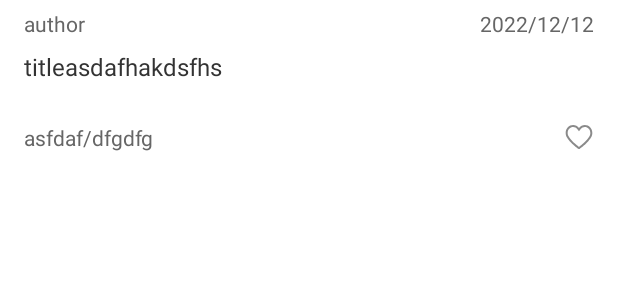
After one commit to ruichaoqun/yueyue, an Android app: the layout item_system_article.xml on its own in the app's theme, with its tools: preview values and no code run, on a phone screen of 412 x 824 dp. The commit adds this screen. Shown: the top 300 px of the screen. Run offline under Robolectric (Android 15) with nearby library versions, the phone set to English and light mode, and no system bars.

Commit message:
code commit

```diff
--- /dev/null
+++ b/app/src/main/res/layout/item_system_article.xml
@@ -0,0 +1,85 @@
+<?xml version="1.0" encoding="utf-8"?>
+<androidx.constraintlayout.widget.ConstraintLayout xmlns:android="http://schemas.android.com/apk/res/android"
+    android:layout_width="match_parent"
+    android:layout_height="wrap_content"
+    xmlns:app="http://schemas.android.com/apk/res-auto"
+    xmlns:tools="http://schemas.android.com/tools">
+    <androidx.constraintlayout.widget.Guideline
+        android:id="@+id/guide_top"
+        android:orientation="horizontal"
+        android:layout_width="0dp"
+        android:layout_height="0dp"
+        app:layout_constraintGuide_begin="6dp"/>
+    <androidx.constraintlayout.widget.Guideline
+        android:id="@+id/guide_start"
+        android:orientation="vertical"
+        android:layout_width="0dp"
+        android:layout_height="0dp"
+        app:layout_constraintGuide_begin="16dp"/>
+    <androidx.constraintlayout.widget.Guideline
+        android:id="@+id/guide_end"
+        android:orientation="vertical"
+        android:layout_width="0dp"
+        android:layout_height="0dp"
+        app:layout_constraintGuide_end="16dp"/>
+    <androidx.constraintlayout.widget.Guideline
+        android:id="@+id/guide_bottom"
+        android:orientation="horizontal"
+        android:layout_width="0dp"
+        android:layout_height="0dp"
+        app:layout_constraintGuide_end="6dp"/>
+
+    <TextView
+        android:id="@+id/tv_author"
+        android:layout_width="wrap_content"
+        android:layout_height="wrap_content"
+        app:layout_constraintTop_toBottomOf="@id/guide_top"
+        app:layout_constraintStart_toEndOf="@+id/guide_start"
+        android:layout_marginStart="10dp"
+        app:layout_goneMarginStart="0dp"
+        tools:text="author"
+        android:textSize="14sp"
+        android:textColor="@color/color_666"/>
+    <TextView
+        android:id="@+id/tv_date"
+        android:layout_width="wrap_content"
+        android:layout_height="wrap_content"
+        android:textSize="14sp"
+        android:textColor="@color/color_666"
+        app:layout_constraintEnd_toStartOf="@id/guide_end"
+        app:layout_constraintTop_toBottomOf="@id/guide_top"
+        tools:text="2022/12/12"/>
+    <TextView
+        android:id="@+id/tv_title"
+        android:layout_width="0dp"
+        android:layout_height="wrap_content"
+        app:layout_constraintTop_toBottomOf="@+id/tv_author"
+        app:layout_constraintStart_toEndOf="@id/guide_start"
+        app:layout_constraintEnd_toStartOf="@id/guide_end"
+        android:lines="2"
+        android:layout_marginTop="8dp"
+        android:maxLines="2"
+        tools:text="titleasdafhakdsfhs"
+        android:textSize="16sp"
+        android:textColor="@color/color_333"/>
+
+    <TextView
+        android:id="@+id/tv_tags"
+        android:layout_width="0dp"
+        android:layout_height="wrap_content"
+        app:layout_constraintStart_toEndOf="@id/guide_start"
+        app:layout_constraintTop_toBottomOf="@+id/tv_title"
+        app:layout_constraintBottom_toTopOf="@id/guide_bottom"
+        android:textSize="14sp"
+        android:textColor="@color/color_666"
+        tools:text="asfdaf/dfgdfg"
+        android:layout_marginTop="8dp"/>
+
+    <ImageView
+        android:id="@+id/iv_like"
+        android:layout_width="20dp"
+        android:layout_height="20dp"
+        android:src="@drawable/ic_unlike"
+        app:layout_constraintEnd_toStartOf="@id/guide_end"
+        app:layout_constraintBottom_toTopOf="@id/guide_bottom"/>
+</androidx.constraintlayout.widget.ConstraintLayout>
--- /dev/null
+++ b/app/src/main/res/layout/layout_recycler_view.xml
@@ -0,0 +1,5 @@
+<?xml version="1.0" encoding="utf-8"?>
+<androidx.recyclerview.widget.RecyclerView xmlns:android="http://schemas.android.com/apk/res/android"
+    android:layout_width="match_parent"
+    android:layout_height="match_parent"
+    android:id="@+id/recycler_view"/>
--- a/core/common/src/main/java/com/ruichaoqun/yueyue/core/common/util/FragmentExtension.kt
+++ b/core/common/src/main/java/com/ruichaoqun/yueyue/core/common/util/FragmentExtension.kt
@@ -1,6 +1,5 @@
 package com.ruichaoqun.yueyue.core.common.util
 
-import android.content.Context
 import androidx.fragment.app.Fragment
 
 inline fun Fragment.dpToPx(dp:Float) :Int = (dp * resources.displayMetrics.density).toInt()
```
Also changed, not shown: app/src/main/java/com/ruichaoqun/yueyue/widget/popup/DropBoxPopupWindow.kt (added, +64 -0 lines), app/src/main/res/drawable/ic_down.xml (added, +9 -0 lines), app/src/main/res/drawable/ic_up.xml (added, +9 -0 lines), app/src/main/res/layout/fragment_dashboard.xml (+62 -11 lines).
